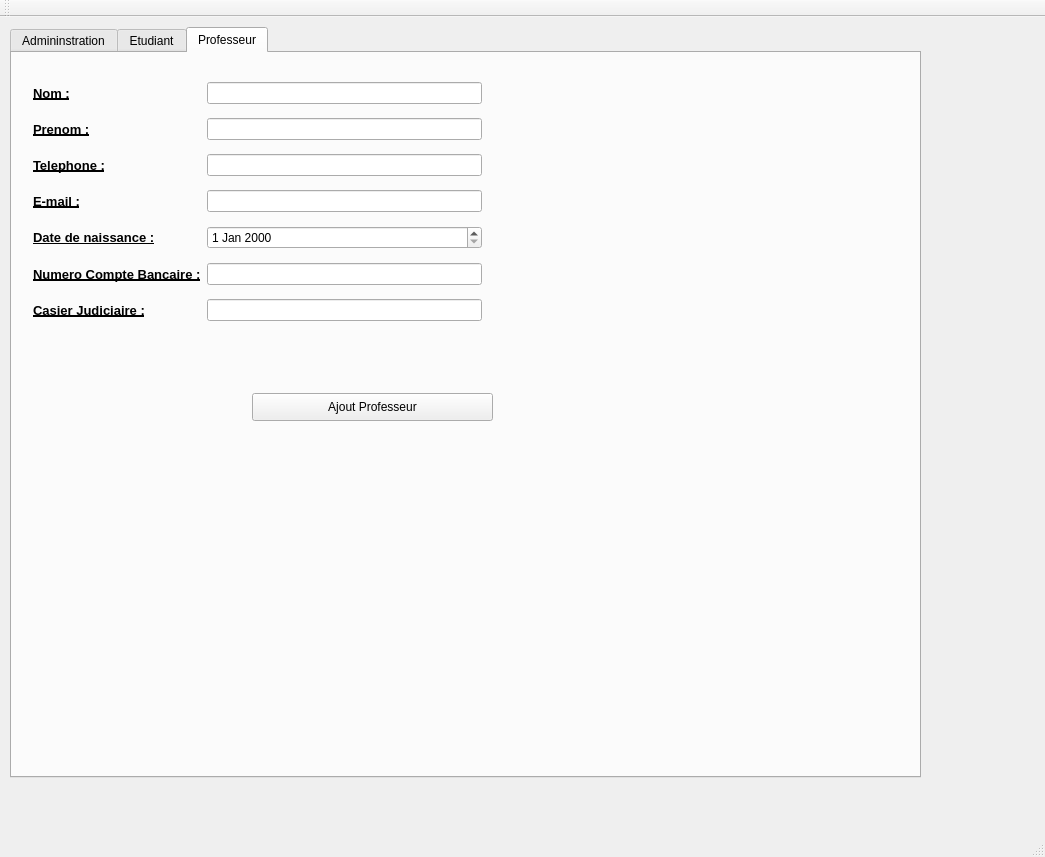
Old version of the form AppObjetQT/mainwindow.ui in the repository Mrgove10/AppliObjetVS.
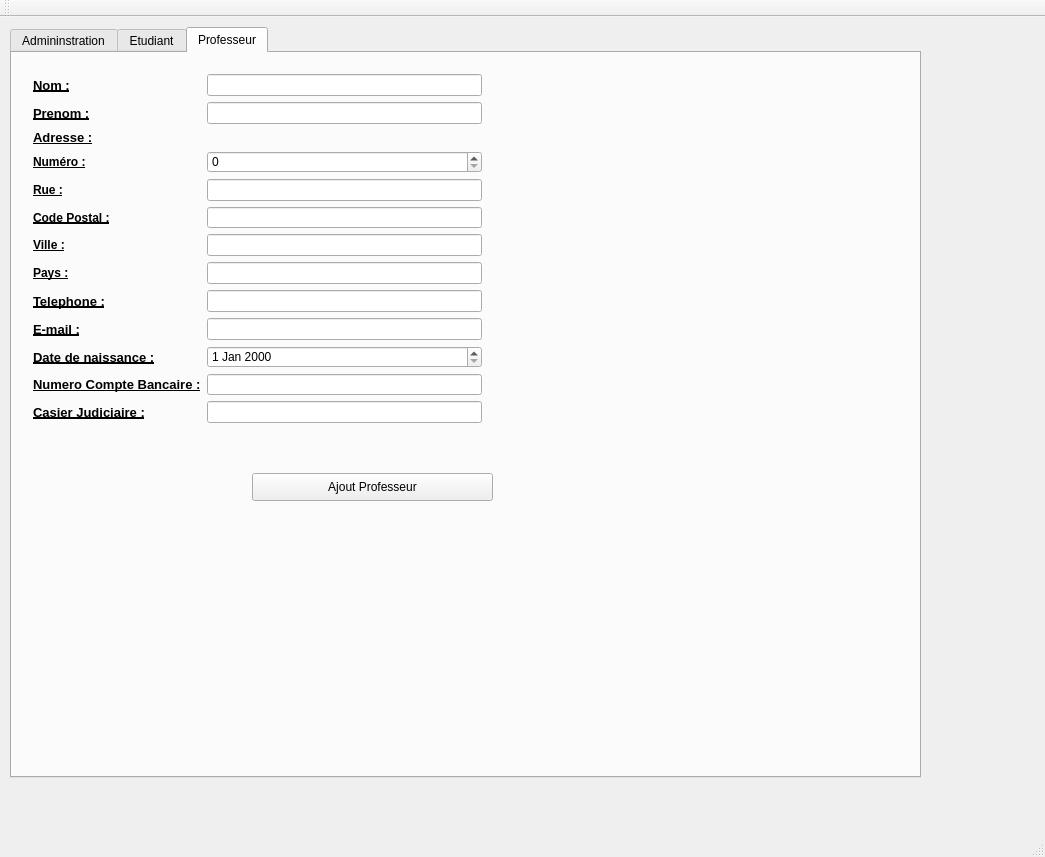
New version of the form. The open tabs and pages were chosen to show the change. Icons and pictures are not drawn.

Commit message: rename label + add adresse prof + test branch

Patch:
```diff
--- a/AppObjetQT/mainwindow.ui
+++ b/AppObjetQT/mainwindow.ui
@@ -24,7 +24,7 @@
      </rect>
     </property>
     <property name="currentIndex">
-     <number>1</number>
+     <number>2</number>
     </property>
     <widget class="QWidget" name="tab_6">
      <attribute name="title">
@@ -35,8 +35,8 @@
        <rect>
         <x>20</x>
         <y>10</y>
-        <width>431</width>
-        <height>673</height>
+        <width>441</width>
+        <height>611</height>
        </rect>
       </property>
       <layout class="QGridLayout" name="gridLayout_3">
@@ -512,7 +512,7 @@
       <property name="geometry">
        <rect>
         <x>180</x>
-        <y>410</y>
+        <y>490</y>
         <width>311</width>
         <height>25</height>
        </rect>
@@ -799,19 +799,19 @@
         </widget>
        </item>
        <item row="4" column="1">
-        <widget class="QLineEdit" name="etudiantTelephone_3"/>
+        <widget class="QLineEdit" name="etudiantAdresseRue"/>
        </item>
        <item row="5" column="1">
-        <widget class="QLineEdit" name="etudiantTelephone_4"/>
+        <widget class="QLineEdit" name="etudiantAdresseCodePostal"/>
        </item>
        <item row="6" column="1">
-        <widget class="QLineEdit" name="etudiantTelephone_5"/>
+        <widget class="QLineEdit" name="etudiantAdresseVille"/>
        </item>
        <item row="7" column="1">
-        <widget class="QLineEdit" name="etudiantTelephone_6"/>
+        <widget class="QLineEdit" name="etudiantAdressePays"/>
        </item>
        <item row="3" column="1">
-        <widget class="QSpinBox" name="spinBox"/>
+        <widget class="QSpinBox" name="etudiantAdresseNum"/>
        </item>
       </layout>
      </widget>
@@ -842,57 +842,68 @@
         <x>10</x>
         <y>10</y>
         <width>471</width>
-        <height>281</height>
+        <height>371</height>
        </rect>
       </property>
       <layout class="QGridLayout" name="gridLayout_2">
-       <item row="0" column="0">
-        <widget class="QLabel" name="label_7">
+       <item row="5" column="0">
+        <widget class="QLabel" name="label_51">
+         <property name="font">
+          <font>
+           <weight>75</weight>
+           <bold>true</bold>
+           <underline>true</underline>
+          </font>
+         </property>
+         <property name="text">
+          <string>Code Postal :</string>
+         </property>
+        </widget>
+       </item>
+       <item row="2" column="0">
+        <widget class="QLabel" name="label_48">
          <property name="font">
           <font>
            <pointsize>10</pointsize>
            <weight>75</weight>
            <bold>true</bold>
            <underline>true</underline>
-           <strikeout>false</strikeout>
           </font>
          </property>
-         <property name="lineWidth">
-          <number>1</number>
-         </property>
          <property name="text">
-          <string>Nom :</string>
+          <string>Adresse :</string>
          </property>
         </widget>
        </item>
-       <item row="3" column="1">
+       <item row="0" column="1">
+        <widget class="QLineEdit" name="profNom"/>
+       </item>
+       <item row="9" column="1">
         <widget class="QLineEdit" name="profEmail"/>
        </item>
-       <item row="2" column="1">
+       <item row="8" column="1">
         <widget class="QLineEdit" name="profTelephone"/>
        </item>
-       <item row="0" column="1">
-        <widget class="QLineEdit" name="profNom"/>
-       </item>
-       <item row="1" column="0">
-        <widget class="QLabel" name="label_11">
+       <item row="0" column="0">
+        <widget class="QLabel" name="label_7">
          <property name="font">
           <font>
            <pointsize>10</pointsize>
            <weight>75</weight>
            <bold>true</bold>
            <underline>true</underline>
+           <strikeout>false</strikeout>
           </font>
          </property>
+         <property name="lineWidth">
+          <number>1</number>
+         </property>
          <property name="text">
-          <string>Prenom :</string>
+          <string>Nom :</string>
          </property>
         </widget>
        </item>
-       <item row="1" column="1">
-        <widget class="QLineEdit" name="profPrenom"/>
-       </item>
-       <item row="2" column="0">
+       <item row="8" column="0">
         <widget class="QLabel" name="label_12">
          <property name="font">
           <font>
@@ -907,7 +918,7 @@
          </property>
         </widget>
        </item>
-       <item row="4" column="0">
+       <item row="10" column="0">
         <widget class="QLabel" name="label_15">
          <property name="font">
           <font>
@@ -922,8 +933,8 @@
          </property>
         </widget>
        </item>
-       <item row="5" column="0">
-        <widget class="QLabel" name="label_16">
+       <item row="1" column="0">
+        <widget class="QLabel" name="label_11">
          <property name="font">
           <font>
            <pointsize>10</pointsize>
@@ -933,11 +944,21 @@
           </font>
          </property>
          <property name="text">
-          <string>Numero Compte Bancaire :</string>
+          <string>Prenom :</string>
          </property>
         </widget>
        </item>
-       <item row="3" column="0">
+       <item row="1" column="1">
+        <widget class="QLineEdit" name="profPrenom"/>
+       </item>
+       <item row="12" column="1">
+        <widget class="QLineEdit" name="profCasierJudiciaire">
+         <property name="text">
+          <string/>
+         </property>
+        </widget>
+       </item>
+       <item row="9" column="0">
         <widget class="QLabel" name="label_14">
          <property name="font">
           <font>
@@ -952,7 +973,7 @@
          </property>
         </widget>
        </item>
-       <item row="6" column="0">
+       <item row="12" column="0">
         <widget class="QLabel" name="label_13">
          <property name="font">
           <font>
@@ -967,30 +988,109 @@
          </property>
         </widget>
        </item>
-       <item row="4" column="1">
+       <item row="11" column="0">
+        <widget class="QLabel" name="label_16">
+         <property name="font">
+          <font>
+           <pointsize>10</pointsize>
+           <weight>75</weight>
+           <bold>true</bold>
+           <underline>true</underline>
+          </font>
+         </property>
+         <property name="text">
+          <string>Numero Compte Bancaire :</string>
+         </property>
+        </widget>
+       </item>
+       <item row="10" column="1">
         <widget class="QDateEdit" name="profDateNaissance"/>
        </item>
-       <item row="6" column="1">
-        <widget class="QLineEdit" name="profCasierJudiciaire">
-         <property name="text">
-          <string/>
-         </property>
-        </widget>
-       </item>
-       <item row="5" column="1">
+       <item row="11" column="1">
         <widget class="QLineEdit" name="profNumCompteBancaire">
          <property name="text">
           <string/>
          </property>
         </widget>
        </item>
+       <item row="6" column="0">
+        <widget class="QLabel" name="label_52">
+         <property name="font">
+          <font>
+           <weight>75</weight>
+           <bold>true</bold>
+           <underline>true</underline>
+          </font>
+         </property>
+         <property name="text">
+          <string>Ville :</string>
+         </property>
+        </widget>
+       </item>
+       <item row="3" column="0">
+        <widget class="QLabel" name="label_49">
+         <property name="font">
+          <font>
+           <weight>75</weight>
+           <bold>true</bold>
+           <underline>true</underline>
+          </font>
+         </property>
+         <property name="text">
+          <string>Numéro :</string>
+         </property>
+        </widget>
+       </item>
+       <item row="4" column="0">
+        <widget class="QLabel" name="label_50">
+         <property name="font">
+          <font>
+           <weight>75</weight>
+           <bold>true</bold>
+           <underline>true</underline>
+          </font>
+         </property>
+         <property name="text">
+          <string>Rue :</string>
+         </property>
+        </widget>
+       </item>
+       <item row="7" column="0">
+        <widget class="QLabel" name="label_53">
+         <property name="font">
+          <font>
+           <weight>75</weight>
+           <bold>true</bold>
+           <underline>true</underline>
+          </font>
+         </property>
+         <property name="text">
+          <string>Pays :</string>
+         </property>
+        </widget>
+       </item>
+       <item row="3" column="1">
+        <widget class="QSpinBox" name="profAdresseNum"/>
+       </item>
+       <item row="4" column="1">
+        <widget class="QLineEdit" name="profAdresseRue"/>
+       </item>
+       <item row="5" column="1">
+        <widget class="QLineEdit" name="profAdresseCodePostal"/>
+       </item>
+       <item row="6" column="1">
+        <widget class="QLineEdit" name="profAdresseVille"/>
+       </item>
+       <item row="7" column="1">
+        <widget class="QLineEdit" name="profAdressePays"/>
+       </item>
       </layout>
      </widget>
      <widget class="QPushButton" name="profAjout">
       <property name="geometry">
        <rect>
         <x>240</x>
-        <y>340</y>
+        <y>420</y>
         <width>241</width>
         <height>28</height>
        </rect>
```
